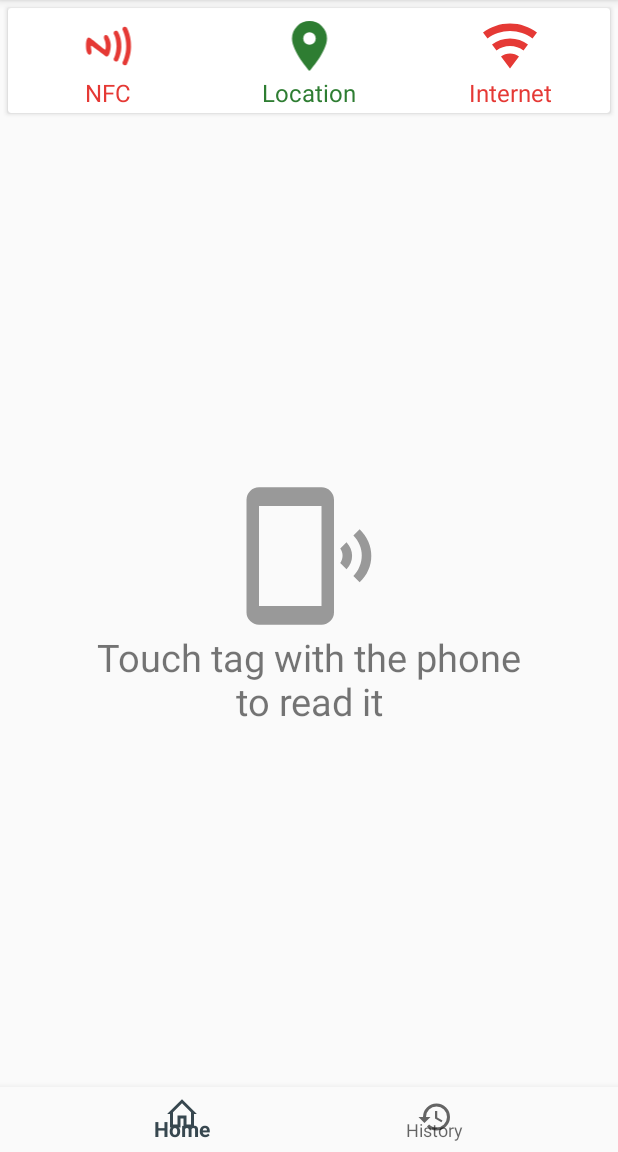
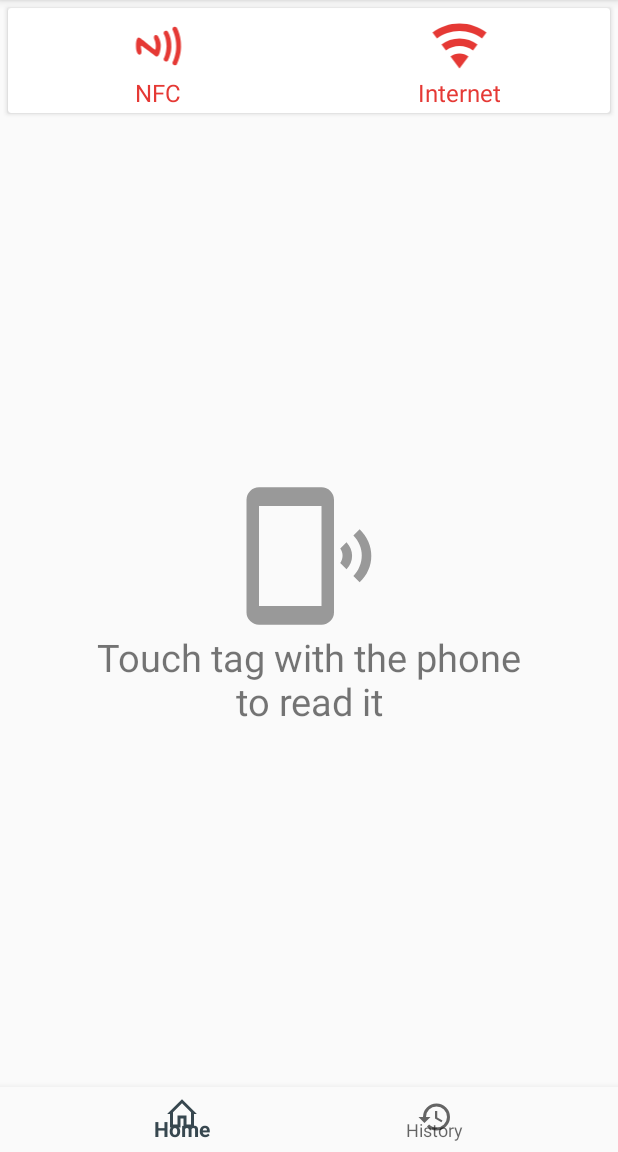
Before and after one commit to OverseerY/FactoryNFCReader, an Android app: the screen it shows after launch (MainActivity), on a phone screen of 412 x 824 dp, the part 84-1236 px from its top. Run offline under Robolectric (Android 15) with nearby library versions, the phone set to English and light mode, and no system bars; our stand-ins replace Firebase (no records; nobody signed in at launch, a user with empty details on screens opened directly); libraries missing offline, so code that uses them is left out: com.github.javiersantos.appupdater, com.squareup.okhttp; 7 statements that could not run were skipped.

Commit message:
Removed: Location and everything linked with it

```diff
--- a/app/src/main/java/com/yaroslav/factorynfcreader/MainActivity.java
+++ b/app/src/main/java/com/yaroslav/factorynfcreader/MainActivity.java
@@ -1,6 +1,7 @@
 package com.yaroslav.factorynfcreader;
 
 import android.app.PendingIntent;
+import android.app.ProgressDialog;
 import android.content.Context;
 import android.content.Intent;
 import android.content.IntentFilter;
@@ -20,9 +21,11 @@ import android.nfc.tech.Ndef;
 import android.nfc.tech.NfcA;
 import android.nfc.tech.NfcB;
 import android.nfc.tech.NfcV;
+import android.os.AsyncTask;
 import android.os.Handler;
 import android.os.Parcelable;
 import android.support.annotation.NonNull;
+import android.support.annotation.Nullable;
 import android.support.design.widget.BottomNavigationView;
 import android.support.design.widget.Snackbar;
 import android.support.v4.app.ActivityCompat;
@@ -46,14 +49,22 @@ import com.github.javiersantos.appupdater.enums.UpdateFrom;
 import com.google.android.gms.tasks.OnFailureListener;
 import com.google.android.gms.tasks.OnSuccessListener;
 import com.google.firebase.firestore.DocumentReference;
+import com.google.firebase.firestore.DocumentSnapshot;
+import com.google.firebase.firestore.EventListener;
 import com.google.firebase.firestore.FirebaseFirestore;
+import com.google.firebase.firestore.FirebaseFirestoreException;
+import com.google.firebase.firestore.ListenerRegistration;
+import com.google.firebase.firestore.Query;
+import com.google.firebase.firestore.QuerySnapshot;
 import com.squareup.okhttp.OkHttpClient;
 import com.squareup.okhttp.Request;
 import com.squareup.okhttp.Response;
 import com.squareup.okhttp.ResponseBody;
 
 import java.io.IOException;
+import java.util.ArrayList;
 import java.util.Arrays;
+import java.util.HashMap;
 import java.util.Map;
 import java.util.Timer;
 import java.util.TimerTask;
@@ -64,45 +75,32 @@ public class MainActivity extends AppCompatActivity {
 
     /** Ссылка на базу данных Firestore */
     FirebaseFirestore mFirestore;
-    /** Управление службами получения местоположения */
-    LocationManager locationManager;
     /** Управление службой NFC */
     NfcManager nfcManager;
     /** Адаптер NFC */
     NfcAdapter nfcAdapter;
     /** Значок для отображения изменения статуса NFC-адаптера */
     ImageView imageNfc;
-    /** Значок для отображения изменения статуса адаптера местоположения */
-    ImageView imageLocation;
     /** Значок для отображения изменения статуса подключения к интернету */
     ImageView imageInternet;
     /** Подпись значка статуса NFC */
     TextView labelNfc;
-    /** Подпись значка статуса местоположения */
-    TextView labelLocation;
     /** Подпись значка статуса подключения к интернету */
     TextView labelInternet;
 
-    /** Свойство - широта */
-    private String curLatitude;
-    /** Свойство - долгота */
-    private String curLongitude;
     /** Свойство - флаг, доступен ли NFC */
     private boolean isNfcEnabled;
-    /** Свойство - флаг, доступен ли GPS */
-    private boolean isGpsEnabled;
 
     private boolean isDarkTheme = false;
 
     /** Меню навигации в нижней части окна приложения */
     BottomNavigationView navigation;
 
-    /** Свойство - интервал обновления координат местоположения */
-    private static final int LOCATION_INTERVAL = 1000; // 1 sec
-    /** Свойство - точность определения местоположения */
-    private static final float LOCATION_DISTANCE = 1f; // 1 meter
     /** Свойство - значение для сравнения с результатом запроса разрешения на доступ к местоположению */
     private static final int PERMISSION_REQUEST_LOCATION = 0;
+
+    private Map<String, String> current_tags = new HashMap<>();
+    private Map<String, String[]> coordinates = new HashMap<>();
 
     /** Свойство - массив технологий NFC потенциальных меток */
     private final String[][] techList = new String[][] {
@@ -135,30 +133,6 @@ public class MainActivity extends AppCompatActivity {
 
     //#endregion
 
-    //#region Get / Set
-
-    /** Метод - установка значения свойства Широта */
-    public void setCurLatitude(String curLatitude) {
-        this.curLatitude = curLatitude;
-    }
-
-    /** Метод - установка значения свойства Долгота*/
-    public void setCurLongitude(String curLongitude) {
-        this.curLongitude = curLongitude;
-    }
-
-    /** Метод - получение значения свойства Широта*/
-    public String getCurLatitude() {
-        return curLatitude;
-    }
-
-    /** Метод - получение значения свойства Долгота*/
-    public String getCurLongitude() {
-        return curLongitude;
-    }
-
-    //#endregion
-
     //#region Activity Methods
 
     @Override
@@ -186,25 +160,19 @@ public class MainActivity extends AppCompatActivity {
         navigation.setOnNavigationItemSelectedListener(mOnNavigationItemSelectedListener);
 
         imageNfc = findViewById(R.id.amNfcImg);
-        imageLocation = findViewById(R.id.amLocationImg);
         imageInternet = findViewById(R.id.amInternetImg);
 
         labelNfc = findViewById(R.id.amNfcText);
-        labelLocation = findViewById(R.id.amLocationText);
         labelInternet = findViewById(R.id.amInternetText);
 
         testNfcState();
-        testGpsState();
         testInternetState();
 
         delayBeforeInitState();
+        new UpdateListOfTags().execute();
 
         if (isNfcEnabled) {
             listenForNfc();
-        }
-
-        if (isGpsEnabled) {
-            initLocationProvider();
         }
     }
 
@@ -276,11 +244,6 @@ public class MainActivity extends AppCompatActivity {
         if (isNfcEnabled) {
             listenForNfc();
         }
-
-        if (isGpsEnabled) {
-            initLocationProvider();
-        }
-
     }
 
     /** Запрос разрешения на доступ к местоположению */
@@ -316,85 +279,6 @@ public class MainActivity extends AppCompatActivity {
         return service_enabled;
     }
 
-    /** инициализация службы местоположения - возвращает логическое значение состояния подключения GPS-провайдера */
-    private boolean initGPS() {
-        locationManager = (LocationManager) this.getSystemService(Context.LOCATION_SERVICE);
-        boolean service_enabled = false;
-        try {
-            if (locationManager.isProviderEnabled(LocationManager.GPS_PROVIDER)) {
-                service_enabled = true;
-            }
-        } catch (NullPointerException e) {
-            Log.e("initLocationManager", e.getLocalizedMessage());
-        }
-        return service_enabled;
-    }
-
-    /** Слушатель изменения местоположения */
-    LocationListener locationListener = new LocationListener() {
-        @Override
-        public void onLocationChanged(Location location) {
-            setCurLatitude(location.convert(location.getLatitude(), location.FORMAT_DEGREES));
-            setCurLongitude(location.convert(location.getLongitude(), location.FORMAT_DEGREES));
-        }
-
-        @Override
-        public void onStatusChanged(String provider, int status, Bundle extras) {
-
-        }
-
-        @Override
-        public void onProviderEnabled(String provider) {
-
-        }
-
-        @Override
-        public void onProviderDisabled(String provider) {
-        }
-    };
-
-    /** инициализация службы определения местоположения с запросом разрешения на доступ, если требуется */
-    private void initLocationProvider() {
-        Log.i("INITLP", "initializeLocationProvider");
-        if (ActivityCompat.checkSelfPermission(this, android.Manifest.permission.ACCESS_FINE_LOCATION) == PackageManager.PERMISSION_GRANTED) {
-            try {
-                locationManager.requestLocationUpdates(LocationManager.NETWORK_PROVIDER, LOCATION_INTERVAL, LOCATION_DISTANCE, locationListener);
-            } catch (java.lang.SecurityException ex) {
-                Log.e("INITLP", "Fail to request location update, ignore:", ex);
-            } catch (IllegalArgumentException ex) {
-                Log.e("INITLP", "Network provider does not exist: " + ex.getMessage());
-            } catch (NullPointerException ex) {
-                Log.e("INITLP", "Fuck you, NETWORK PROVIDER: " + ex.getMessage());
-            }
-            try {
-                locationManager.requestLocationUpdates(LocationManager.GPS_PROVIDER, LOCATION_INTERVAL, LOCATION_DISTANCE, locationListener);
-            } catch (java.lang.SecurityException ex) {
-                Log.e("INITLP", "Fail to request location update, ignore: ", ex);
-            } catch (IllegalArgumentException ex) {
-                Log.e("INITLP", "Gps provider does not exist: " + ex.getMessage());
-            } catch (NullPointerException ex) {
-                Log.e("INITLP", "Fuck you, GPS PROVIDER: " + ex.getMessage());
-            }
-        } else {
-            requestLocationPermissions();
-        }
-    }
-
-    /** Запрос разрешения на доступ к местоположению устройства у пользователя */
-    private void requestLocationPermissions() {
-        if (ActivityCompat.shouldShowRequestPermissionRationale(this, android.Manifest.permission.ACCESS_FINE_LOCATION)) {
-            Snackbar.make(findViewById(android.R.id.content), "Permission granted", Snackbar.LENGTH_INDEFINITE).setAction("Ok", new View.OnClickListener() {
-                @Override
-                public void onClick(View v) {
-                    ActivityCompat.requestPermissions(MainActivity.this, new String[]{android.Manifest.permission.ACCESS_FINE_LOCATION}, PERMISSION_REQUEST_LOCATION);
-                }
-            }).show();
-        } else {
-            Snackbar.make(findViewById(android.R.id.content), "Permission denied", Snackbar.LENGTH_SHORT).show();
-            ActivityCompat.requestPermissions(this, new String[]{android.Manifest.permission.ACCESS_FINE_LOCATION}, PERMISSION_REQUEST_LOCATION);
-        }
-    }
-
     //#endregion
 
     //#region Check State
@@ -423,32 +307,6 @@ public class MainActivity extends AppCompatActivity {
                 });
             }
         }, 0L, 5L * 1000);
-    }
-
-    /** Метод - проверка состояния подключения GPS-адаптера с определённым интервалом */
-    public void testGpsState() {
-        Timer gpsTimer = new Timer();
-        final Handler gpsHandler = new Handler();
-        gpsTimer.schedule(new TimerTask() {
-            @Override
-            public void run() {
-                final int textColor;
-                if (initGPS()) {
-                    textColor = getResources().getColor(R.color.colorGreen);
-                    isGpsEnabled = true;
-                } else {
-                    textColor = getResources().getColor(R.color.colorRed);
-                    isGpsEnabled = false;
-                }
-                gpsHandler.post(new Runnable() {
-                    @Override
-                    public void run() {
-                        labelLocation.setTextColor(textColor);
-                        imageLocation.setColorFilter(textColor);
-                    }
-                });
-            }
-        }, 0L, 2L * 1000);
     }
 
     /** Метод - проверка состояния подключения к сети интернет с определённым интервалом */
@@ -544,8 +402,12 @@ public class MainActivity extends AppCompatActivity {
         }
         //Check if tag name is not empty
         if (!tag_data.equals("") && !tag_id.equals("")) {
-            createNewTicket(tag_id, tag_data, getCurLatitude(), getCurLongitude(), getCurTime());
-            autoCloseDialog(getString(R.string.success), tag_data + "\n" + getString(R.string.success_message), 1);
+            if (checkTag(tag_id, tag_data)) {
+                createNewTicket(tag_id, tag_data, getLatitude(tag_id), getLongitude(tag_id), getCurTime());
+                autoCloseDialog(getString(R.string.success), tag_data + "\n" + getString(R.string.success_message), 1);
+            } else {
+                autoCloseDialog(getString(R.string.unknown), getString(R.string.unknown_message), 3);
+            }
         } else {
             autoCloseDialog(getString(R.string.fail), getString(R.string.fail_message), 2);
         }
@@ -564,6 +426,37 @@ public class MainActivity extends AppCompatActivity {
         } catch (Exception e) {
             Log.e("listenForNfc", e.getLocalizedMessage());
         }
+    }
+
+    private boolean checkTag(String id, String value) {
+        if (!current_tags.isEmpty()) {
+            return current_tags.containsKey(id) && current_tags.containsValue(value);
+        }
+        return false;
+    }
+
+    private String getLatitude(String tagId) {
+        if (!coordinates.isEmpty() && coordinates.containsKey(tagId)) {
+            for (Map.Entry entry : coordinates.entrySet()) {
+                if (entry.getKey().equals(tagId)) {
+                    String[] arr = (String[]) entry.getValue();
+                    return arr[0];
+                }
+            }
+        }
+        return "";
+    }
+
+    private String getLongitude(String tagId) {
+        if (!coordinates.isEmpty() && coordinates.containsKey(tagId)) {
+            for (Map.Entry entry : coordinates.entrySet()) {
+                if (entry.getKey().equals(tagId)) {
+                    String[] arr = (String[]) entry.getValue();
+                    return arr[1];
+                }
+            }
+        }
+        return "";
     }
 
     /** Метод - обработка данных, считанных с метки; получение уникального идентификатора метки */
@@ -625,6 +518,9 @@ public class MainActivity extends AppCompatActivity {
             case 2:
                 builder.setIcon(R.drawable.ic_alert);
                 break;
+            case 3:
+                builder.setIcon(R.drawable.ic_warning);
+                break;
         }
         builder.setCancelable(true);
 
@@ -675,4 +571,74 @@ public class MainActivity extends AppCompatActivity {
     //#endregion
 
     //#endregion
+
+    /** Get coordinates of tags */
+    private void getCoordinatesOfTags() {
+        Query queryRef = mFirestore.collection("coordinates");
+
+        ListenerRegistration firestoreListener = queryRef.addSnapshotListener(new EventListener<QuerySnapshot>() {
+            @Override
+            public void onEvent(@Nullable QuerySnapshot queryDocumentSnapshots, @Nullable FirebaseFirestoreException e) {
+                if (e != null) {
+                    Toast.makeText(getApplicationContext(), getString(R.string.save_fail) + "\n" + e.getMessage(), Toast.LENGTH_SHORT).show();
+                    Log.e("CURRENT_TAGS", e.getMessage());
+                    return;
+                }
+
+                for (DocumentSnapshot doc : queryDocumentSnapshots) {
+                    String[] lat_lon = new String[2];
+                    lat_lon[0] = doc.getString("lat");
+                    lat_lon[1] = doc.getString("lon");
+                    coordinates.put(doc.getString("tag_id"),lat_lon);
+                }
+            }
+        });
+    }
+
+    /** Get list of existing tags (factory ID and given name) */
+    private void getTags() {
+        Query queryRef = mFirestore.collection("tags");
+
+        ListenerRegistration firestoreListener = queryRef.addSnapshotListener(new EventListener<QuerySnapshot>() {
+            @Override
+            public void onEvent(@Nullable QuerySnapshot queryDocumentSnapshots, @Nullable FirebaseFirestoreException e) {
+                if (e != null) {
+                    Toast.makeText(getApplicationContext(), getString(R.string.save_fail) + "\n" + e.getMessage(), Toast.LENGTH_SHORT).show();
+                    Log.e("CURRENT_TAGS", e.getMessage());
+                    return;
+                }
+
+                for (DocumentSnapshot doc : queryDocumentSnapshots) {
+                    current_tags.put(doc.getString("tag_id"),doc.getString("tag_name"));
+                }
+            }
+        });
+    }
+
+    private class UpdateListOfTags extends AsyncTask<Void, Void, Void> {
+        ProgressDialog progressDialog;
+
+        @Override
+        protected void onPreExecute() {
+            super.onPreExecute();
+            progressDialog = new ProgressDialog(MainActivity.this);
+            progressDialog.setMessage(getString(R.string.update_tags_title) + "\n" + getString(R.string.update_tags));
+            progressDialog.setCancelable(false);
+            progressDialog.show();
+        }
+
+        @Override
+        protected void onPostExecute(Void aVoid) {
+            super.onPostExecute(aVoid);
+            if (progressDialog.isShowing()) progressDialog.dismiss();
+        }
+
+        @Override
+        protected Void doInBackground(Void... voids) {
+            getTags();
+            getCoordinatesOfTags();
+
+            return null;
+        }
+    }
 }
--- /dev/null
+++ b/app/src/main/res/drawable/ic_warning.xml
@@ -0,0 +1,8 @@
+<?xml version="1.0" encoding="utf-8"?>
+<vector xmlns:android="http://schemas.android.com/apk/res/android"
+    android:height="24dp"
+    android:width="24dp"
+    android:viewportWidth="24"
+    android:viewportHeight="24">
+    <path android:fillColor="#fc0" android:pathData="M13,14H11V10H13M13,18H11V16H13M1,21H23L12,2L1,21Z" />
+</vector>
--- a/app/src/main/res/layout/activity_main.xml
+++ b/app/src/main/res/layout/activity_main.xml
@@ -37,13 +37,13 @@
                         android:contentDescription="@string/title_nfc"
                         android:src="@drawable/ic_nfc"/>
 
-                    <ImageView
+                    <!--ImageView
                         android:id="@+id/amLocationImg"
                         android:layout_width="match_parent"
                         android:layout_height="40dp"
                         android:layout_weight="1"
                         android:contentDescription="@string/title_location"
-                        android:src="@drawable/ic_location"/>
+                        android:src="@drawable/ic_location"/-->
 
                     <ImageView
                         android:id="@+id/amInternetImg"
@@ -68,14 +68,14 @@
                         android:gravity="center_horizontal"
                         android:layout_weight="1"/>
 
-                    <TextView
+                    <!--TextView
                         android:id="@+id/amLocationText"
                         android:layout_width="match_parent"
                         android:layout_height="wrap_content"
                         android:text="@string/title_location"
                         android:gravity="center_horizontal"
                         android:textSize="16sp"
-                        android:layout_weight="1"/>
+                        android:layout_weight="1"/-->
 
                     <TextView
                         android:id="@+id/amInternetText"
--- a/app/src/main/res/values/strings.xml
+++ b/app/src/main/res/values/strings.xml
@@ -20,13 +20,17 @@
 
     <string name="success">Success!</string>
     <string name="fail">Fail!</string>
+    <string name="unknown">Unknown tag</string>
     <string name="success_message">Tag was successfully read</string>
     <string name="fail_message">Tag was not read</string>
     <string name="save_success">Tag successfully saved!</string>
+    <string name="unknown_message">There is no information about this tag</string>
     <string name="save_fail">Failure: </string>
     <string name="permission_granted">Permission granted</string>
     <string name="permission_denied">Permission denied</string>
     <string name="change_theme">Change theme</string>
+    <string name="update_tags">Updating list of tags…</string>
+    <string name="update_tags_title">Preparing for work</string>
 
     <array name="order_by">
         <item>Дата</item>
```
Also changed, not shown: app/build.gradle (+11 -11 lines), 2 other files.
